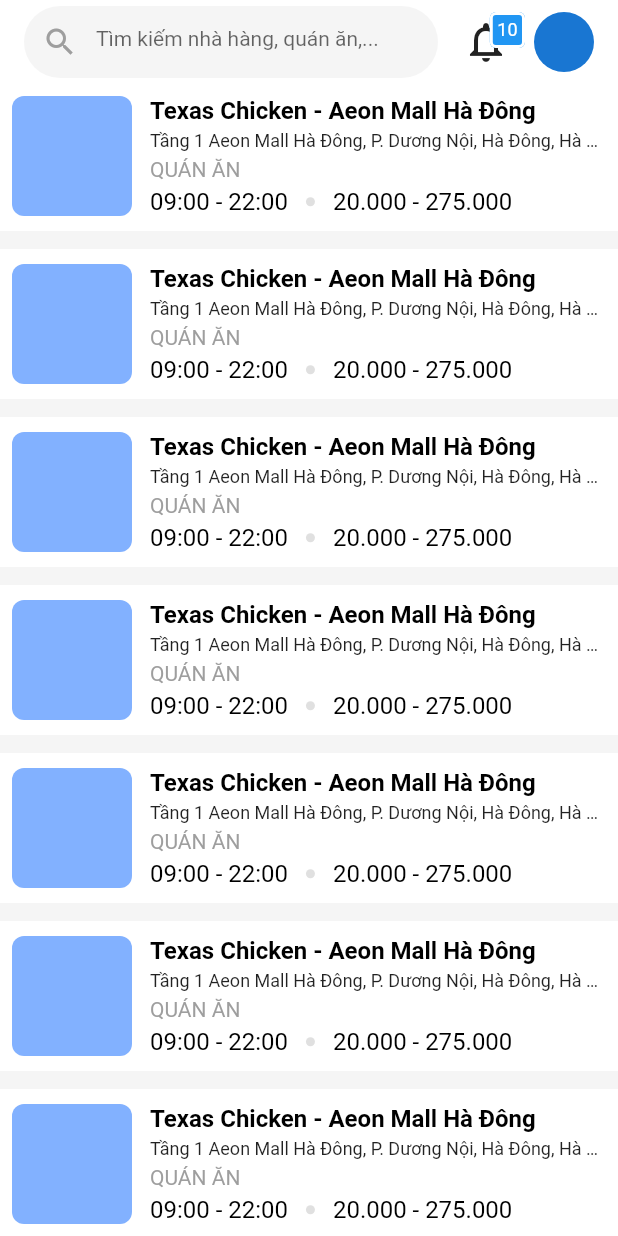
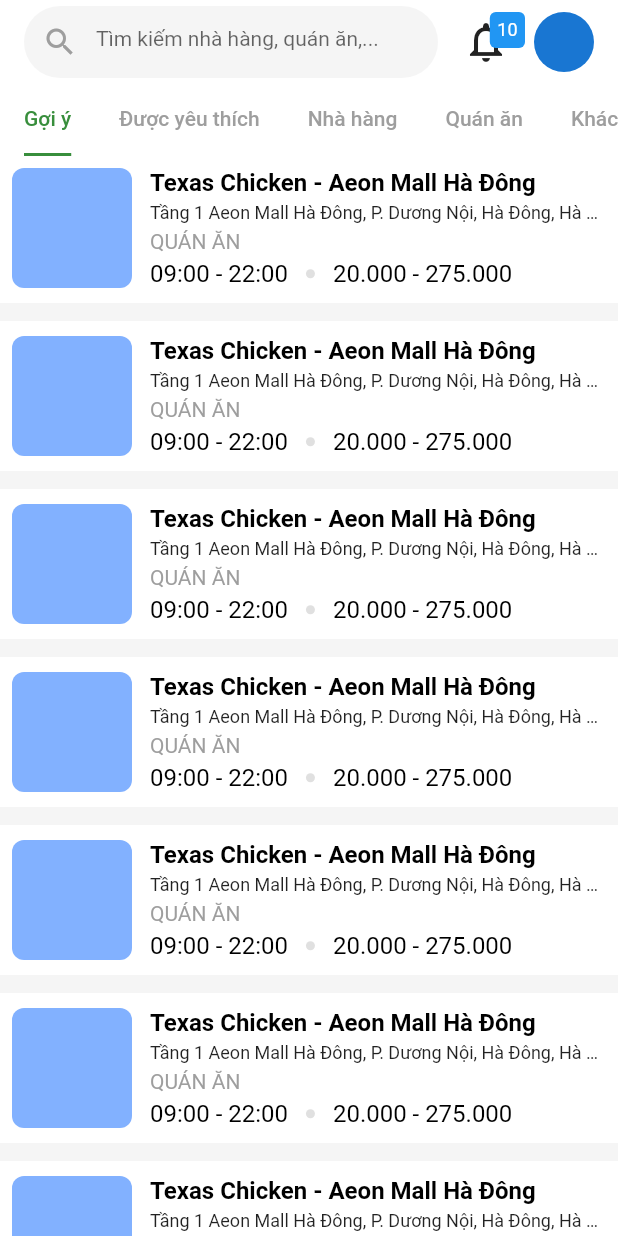
Before and after one commit to phucnguyen20798/food_delivery, a Flutter app: the HomeScreen screen opened directly, on a phone screen of 412 x 824 dp. Run offline on Flutter 3.47's test engine with Material 3 defaults, Android fonts, the phone set to English and light mode, and no system bars; drawn by our look-alikes of badges; our stand-ins replace bloc, easy_localization, equatable, firebase_auth, firebase_core, firebase_database and 5 more; accounts and stored records are empty.

```diff
--- /dev/null
+++ b/lib/business_logic/events/signUp_event.dart
@@ -0,0 +1 @@
+abstract class SignUpEvent {}
--- a/lib/presentation/constants/app_constant.dart
+++ b/lib/presentation/constants/app_constant.dart
@@ -3,10 +3,10 @@ class AppConstant {
       'https://food-delivery-14022024-default-rtdb.firebaseio.com/';
   static String storageUrl = 'gs://food-delivery-14022024.appspot.com';
 
-  static const String init = '/init';
-  static const String home = '/';
-  // static const String init = '/';
-  // static const String home = '/home';
+  // static const String init = '/init';
+  // static const String home = '/';
+  static const String init = '/';
+  static const String home = '/home';
   static const String signIn = '/sign_in';
   static const String signUp = '/sign_up';
   static const String verifyOTP = '/verify_otp';
--- a/lib/presentation/screens/home/home_screen.dart
+++ b/lib/presentation/screens/home/home_screen.dart
@@ -12,7 +12,9 @@ class HomeScreen extends StatelessWidget {
 
   @override
   Widget build(BuildContext context) {
-    return Scaffold(
+    return DefaultTabController(
+      length: 5,
+      child: Scaffold(
         backgroundColor: AppColor.backgroundColor,
         appBar: AppBar(
           backgroundColor: AppColor.backgroundColor,
@@ -41,7 +43,6 @@ class HomeScreen extends StatelessWidget {
                   badgeColor: Colors.blue,
                   padding: const EdgeInsets.all(5),
                   borderRadius: BorderRadius.circular(4),
-                borderSide: const BorderSide(color: Colors.white, width: 2),
                   elevation: 0,
                 ),
                 child: const Icon(
@@ -55,6 +56,19 @@ class HomeScreen extends StatelessWidget {
             const CircleAvatar(),
             const SizedBox(width: 16.0),
           ],
+          bottom: TabBar(
+              labelColor: Colors.green.shade700,
+              indicatorColor: Colors.green.shade700,
+              unselectedLabelColor: Colors.grey,
+              indicatorSize: TabBarIndicatorSize.label,
+              isScrollable: true,
+              tabs: const [
+                Tab(text: 'Gợi ý'),
+                Tab(text: 'Được yêu thích'),
+                Tab(text: 'Nhà hàng'),
+                Tab(text: 'Quán ăn'),
+                Tab(text: 'Khách sạn'),
+              ]),
         ),
         body: Column(
           crossAxisAlignment: CrossAxisAlignment.start,
@@ -70,6 +84,7 @@ class HomeScreen extends StatelessWidget {
             )
           ],
         ),
+      ),
     );
   }
 }
--- a/lib/presentation/widgets/components/search_bar.dart
+++ b/lib/presentation/widgets/components/search_bar.dart
@@ -1,6 +1,5 @@
 import 'package:flutter/material.dart';
 import 'package:food_delivery/presentation/constants/app_color.dart';
-import 'package:pinput/pinput.dart';
 
 class SearchBar extends StatelessWidget {
   const SearchBar({super.key});
```
Also changed, not shown: lib/business_logic/blocs/signUp_bloc.dart (added, +7 -0 lines), lib/business_logic/blocs/verify_otp_bloc.dart (+8 -8 lines), lib/business_logic/states/signUp_state.dart (added, +8 -0 lines), lib/presentation/screens/signUp/signUp_screen.dart (+6 -4 lines), lib/presentation/screens/signUp/signUp_view.dart (added, +14 -0 lines). Lines whose indentation alone changed are shown as unchanged.
